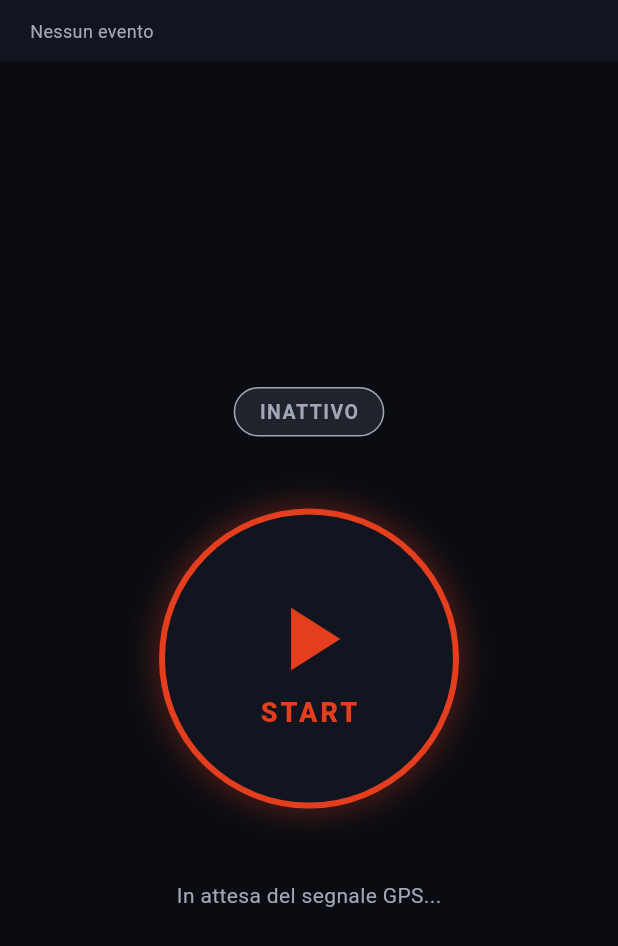
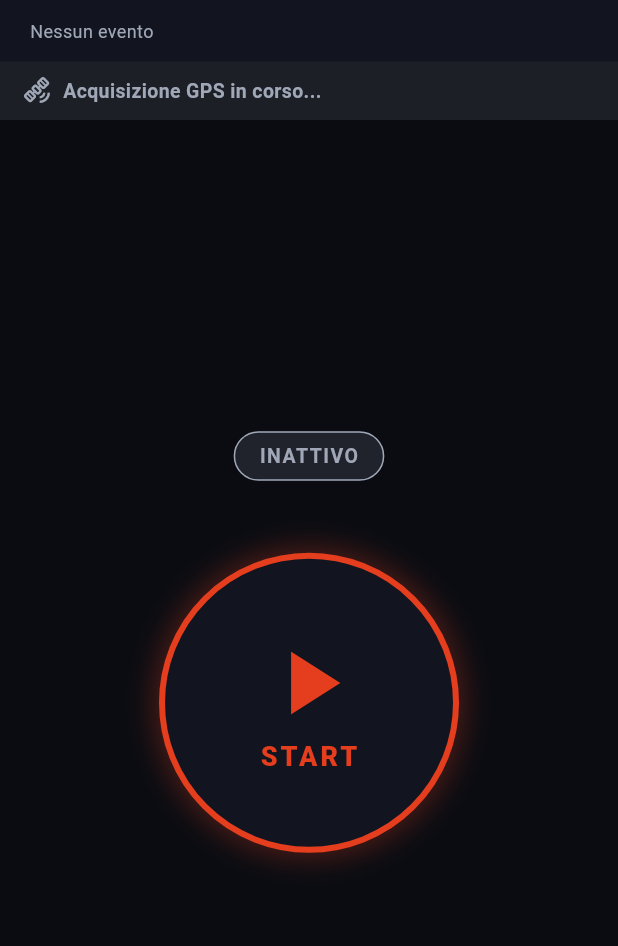
Before and after one commit to michelepierini89-gif/ccr_app, a Flutter app: the GpsRecordingScreen screen opened by its route, on a phone screen of 412 x 824 dp. Shown: the top 946 px of the screen. Run offline on Flutter 3.47's test engine with Material 3 defaults, Android fonts, the phone set to English and light mode, and no system bars; our stand-ins replace cloud_firestore, file_picker, firebase_auth, firebase_core, firebase_messaging, firebase_storage and 9 more; missing offline and left inert: dart:html, gpx; accounts and stored records are empty.

Commit message:
fix: navigazione parte subito + acquisizione GPS progressiva + watchdog delay avvio

```diff
--- a/lib/features/pilot/screens/gps_recording_screen.dart
+++ b/lib/features/pilot/screens/gps_recording_screen.dart
@@ -633,6 +633,10 @@ class _GpsRecordingScreenState extends ConsumerState<GpsRecordingScreen>
             present: approvedTeamCount,
             minRequired: event!.minSquadra,
           ),
+        // Banner informativo non bloccante: il pulsante START sopra resta
+        // sempre attivo a prescindere dal segnale GPS, questo è solo un
+        // avviso che il chip sta ancora acquisendo.
+        if (pos == null) const _GpsAcquiringBanner(),
         Expanded(
           child: Center(
             child: Column(
@@ -647,12 +651,7 @@ class _GpsRecordingScreenState extends ConsumerState<GpsRecordingScreen>
                   child: _BigButton(isRecording: false, enabled: canStart),
                 ),
                 const SizedBox(height: 48),
-                if (pos != null)
-                  _GpsInfoRow(pos: pos)
-                else
-                  const Text('In attesa del segnale GPS...',
-                      style:
-                          TextStyle(color: AppColors.textSecondary)),
+                if (pos != null) _GpsInfoRow(pos: pos),
               ],
             ),
           ),
@@ -962,6 +961,11 @@ class _GpsRecordingScreenState extends ConsumerState<GpsRecordingScreen>
 
         // Mode banner
         _ModeBanner(color: modeColor, label: _modeLabel(gps.mode)),
+
+        // Banner non bloccante: nessun fix GPS ancora ricevuto (normale nei
+        // primi secondi dopo START). Mappa e controlli restano comunque
+        // visibili e utilizzabili sotto questo banner.
+        if (!hasPos) const _GpsAcquiringBanner(),
 
         // Banner GPS in ripristino (riavvio automatico stream in corso)
         if (gps.isRestartingGps)
@@ -1836,6 +1840,39 @@ class _TopBar extends ConsumerWidget {
   }
 }
 
+/// Banner informativo non bloccante: il chip GPS sta ancora acquisendo il
+/// primo fix (normale nei primi 30-60s dall'avvio, specialmente al chiuso).
+/// Non sostituisce mai la schermata — START/navigazione restano sempre
+/// utilizzabili a prescindere da questo stato.
+class _GpsAcquiringBanner extends StatelessWidget {
+  const _GpsAcquiringBanner();
+
+  @override
+  Widget build(BuildContext context) {
+    return Container(
+      width: double.infinity,
+      color: AppColors.textSecondary.withValues(alpha: 0.12),
+      padding: const EdgeInsets.symmetric(horizontal: 16, vertical: 10),
+      child: const Row(
+        children: [
+          Icon(Icons.satellite_alt_outlined,
+              color: AppColors.textSecondary, size: 18),
+          SizedBox(width: 8),
+          Expanded(
+            child: Text(
+              'Acquisizione GPS in corso...',
+              style: TextStyle(
+                  color: AppColors.textSecondary,
+                  fontWeight: FontWeight.w600,
+                  fontSize: 13),
+            ),
+          ),
+        ],
+      ),
+    );
+  }
+}
+
 class _WaitingBanner extends StatelessWidget {
   @override
   Widget build(BuildContext context) {
```
Also changed, not shown: lib/core/services/gps_service.dart (+73 -7 lines).
